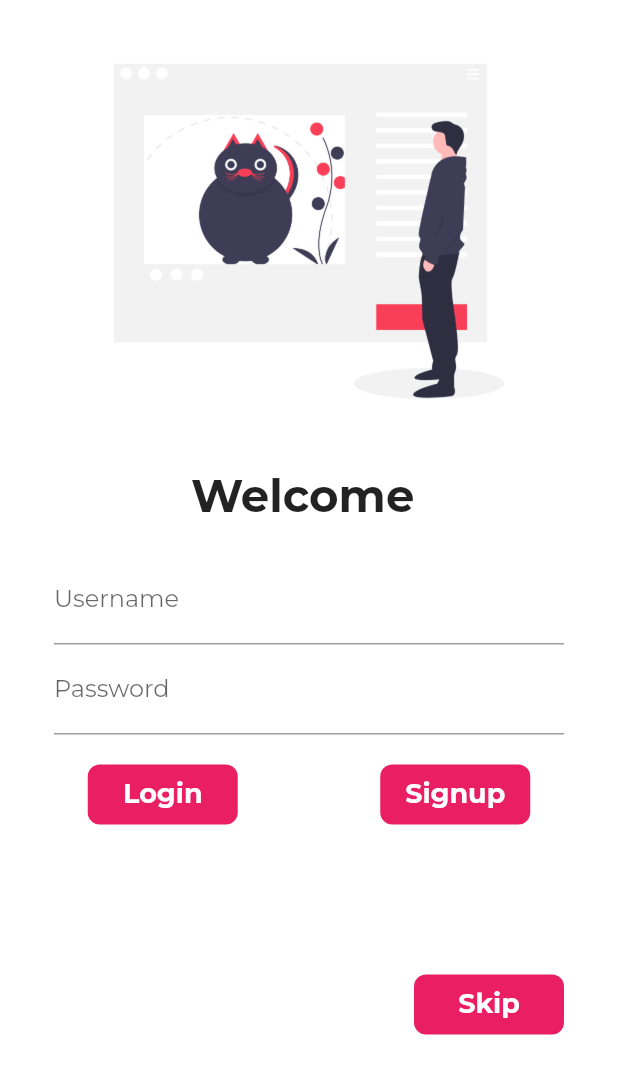
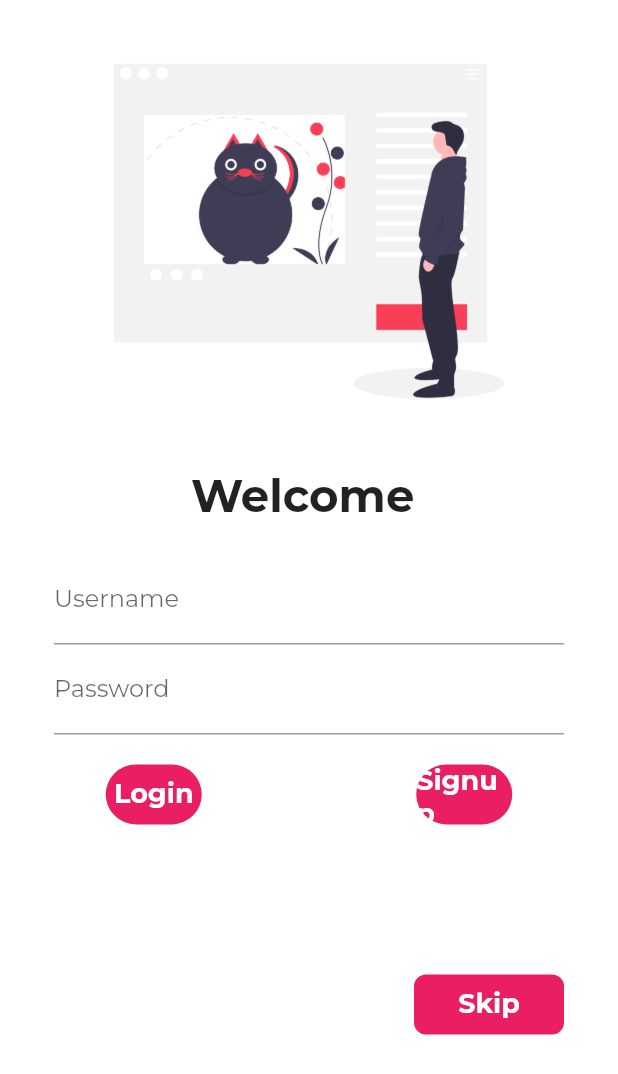
Before and after one commit to derpLLC/Petscue, a Flutter app: the screen it shows after launch, after a tap on "Login", on a phone screen of 412 x 824 dp. Shown: the top 1074 px of the screen. Run offline on Flutter 3.47's test engine with Material 2 defaults, Android fonts, the phone set to English and light mode, and no system bars; our stand-ins replace firebase_auth, firebase_core, font_awesome_flutter, google_fonts; accounts and stored records are empty; network calls fail.

Commit message:
lib: login: add some animation to all the buttons
Signed-off-by: Ayush Dubey <ayushdubey70@gmail.com>

```diff
--- a/lib/screen/login.dart
+++ b/lib/screen/login.dart
@@ -11,6 +11,7 @@ class Login extends StatefulWidget {
 
 class _LoginState extends State<Login> {
   String name = "";
+  bool changeButton = false;
 
   final TextEditingController emailController = TextEditingController();
   final TextEditingController passwordController = TextEditingController();
@@ -66,18 +67,29 @@ class _LoginState extends State<Login> {
                     children: [
                       InkWell(
                         onTap: () async {
-                          await Future.delayed(Duration(seconds: 1));
+                          setState(() {
+                            changeButton = true;
+                          });
                           context.read<FireAuth>().signIn(
                                 email: emailController.text.trim(),
                                 password: passwordController.text.trim(),
                               );
+                          await Future.delayed((Duration(seconds: 1)));
+                          setState(() {
+                            changeButton = false;
+                          });
                         },
                         child: AnimatedContainer(
                           duration: Duration(seconds: 1),
                           alignment: Alignment.center,
                           height: 40.0,
-                          width: 100.0,
-                          child: Text(
+                          width: changeButton ? 50 : 100,
+                          child: changeButton
+                              ? Icon(
+                                  Icons.done,
+                                  color: Colors.white,
+                                )
+                              : Text(
                                   'Login',
                                   style: TextStyle(
                                     color: Colors.white,
@@ -87,7 +99,7 @@ class _LoginState extends State<Login> {
                                 ),
                           decoration: BoxDecoration(
                             color: Colors.pink,
-                            borderRadius: BorderRadius.circular(8.0),
+                            borderRadius: BorderRadius.circular(changeButton? 50: 8.0),
                           ),
                         ),
                       ),
@@ -96,15 +108,26 @@ class _LoginState extends State<Login> {
                       ),
                       InkWell(
                         onTap: () async {
+                          setState(() {
+                            changeButton = true;
+                          });
                           await Future.delayed((Duration(seconds: 1)));
                           Navigator.pushNamed(context, MyRoutes.signUpRoute);
+                          setState(() {
+                            changeButton = false;
+                          });
                         },
                         child: AnimatedContainer(
                           duration: Duration(seconds: 1),
                           alignment: Alignment.center,
                           height: 40.0,
-                          width: 100.0,
-                          child: Text(
+                          width: changeButton ? 50 : 100,
+                          child: changeButton
+                              ? Icon(
+                                  Icons.done,
+                                  color: Colors.white,
+                                )
+                              : Text(
                                   'Signup',
                                   style: TextStyle(
                                       color: Colors.white,
@@ -113,7 +136,7 @@ class _LoginState extends State<Login> {
                                 ),
                           decoration: BoxDecoration(
                               color: Colors.pink,
-                              borderRadius: BorderRadius.circular(8.0)),
+                              borderRadius: BorderRadius.circular(changeButton? 50: 8.0)),
                         ),
                       ),
                     ],
@@ -126,14 +149,22 @@ class _LoginState extends State<Login> {
                     children: [
                       InkWell(
                         onTap: () async {
+                          setState(() {
+                            changeButton = true;
+                          });
                           await Future.delayed(Duration(seconds: 1));
                           Navigator.pushNamed(context, MyRoutes.homeRoute);
+                          setState(() {
+                            changeButton = false;
+                          });
                         },
                         child: Container(
                           alignment: Alignment.center,
                           height: 40.0,
-                          width: 100.0,
-                          child: Text(
+                          width: changeButton ? 50.0 : 100.0,
+                          child: changeButton
+                              ? Icon(Icons.done, color: Colors.white,)
+                              : Text(
                                   'Skip',
                                   style: TextStyle(
                                       color: Colors.white,
@@ -142,7 +173,7 @@ class _LoginState extends State<Login> {
                                 ),
                           decoration: BoxDecoration(
                               color: Colors.pink,
-                              borderRadius: BorderRadius.circular(8.0)),
+                              borderRadius: BorderRadius.circular(changeButton? 50: 8.0)),
                         ),
                       ),
                     ],
```
Lines whose indentation alone changed are shown as unchanged.
